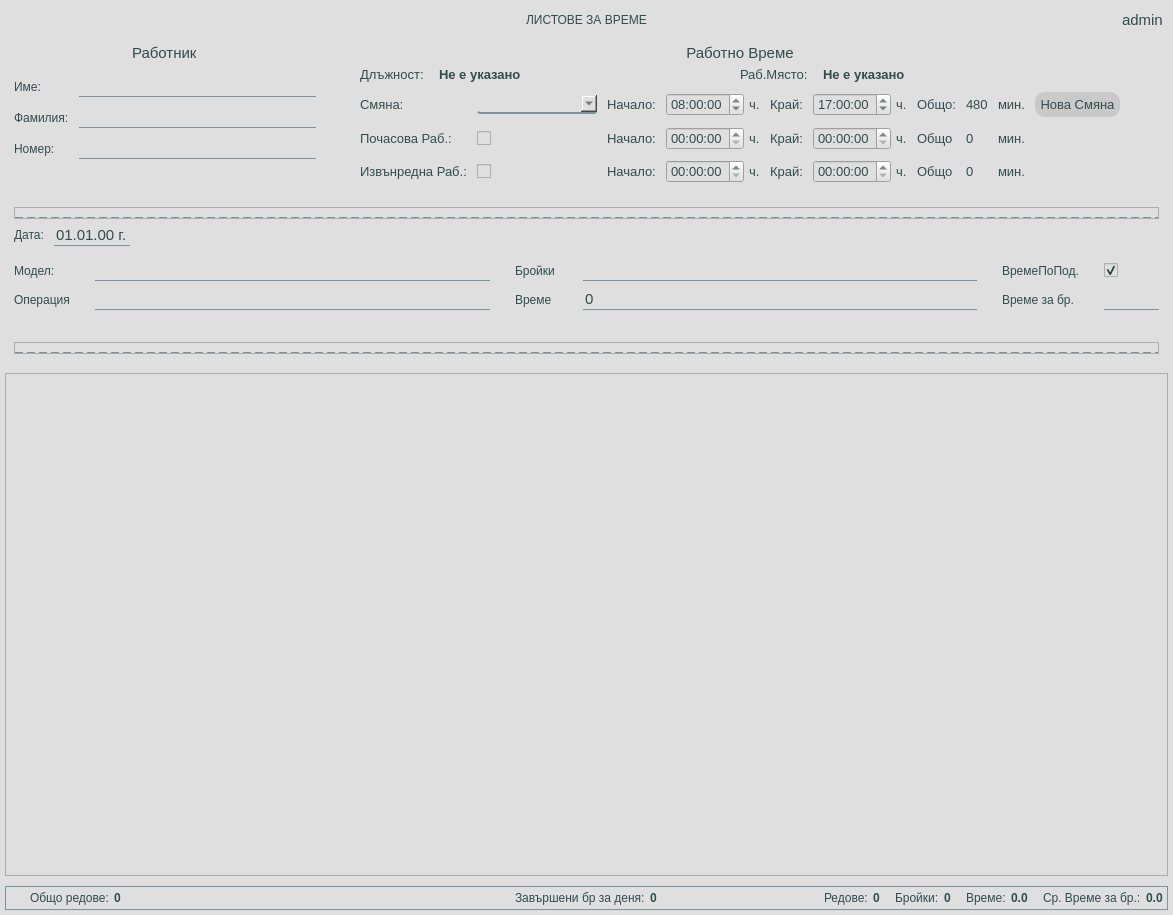
Before: the Qt Designer form app/ui/widgets/customTimePapersWidget.ui in DevilPhp/WorkSalary.v01, drawn with Qt 5.
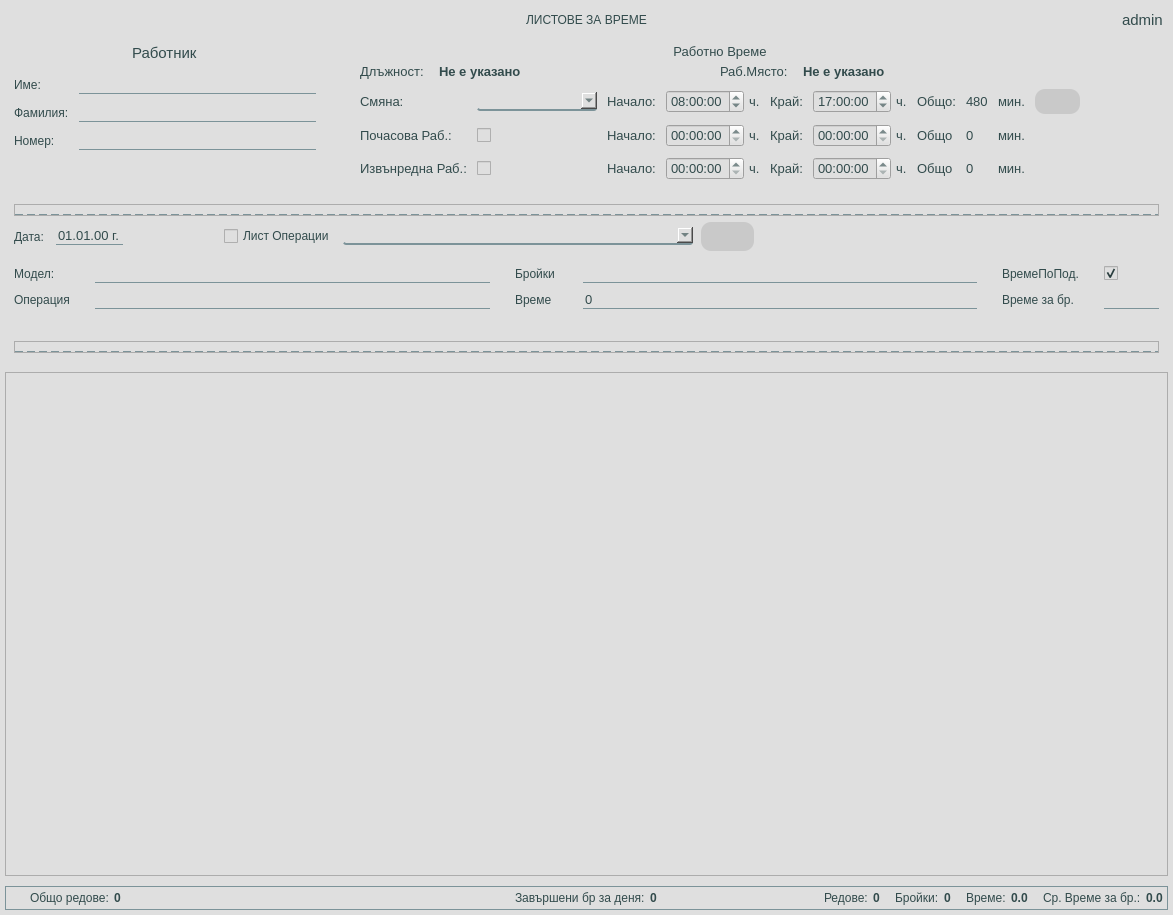
After: the same form once the commit is applied. Icons and pictures are not drawn.

Patch:
```diff
--- a/app/ui/widgets/customTimePapersWidget.ui
+++ b/app/ui/widgets/customTimePapersWidget.ui
@@ -22,7 +22,7 @@
   <property name="styleSheet">
    <string notr="true">*{
 	background-color: #dfdfdf;
-	font: 600 12pt &quot;Segoe UI&quot;;
+	font: 600 11pt &quot;Segoe UI&quot;;
 	color: #324b4c;
 }
 
@@ -54,7 +54,7 @@
 
 QLineEdit, QDateEdit{
 	border: none;
-	font-size: 11pt;
+	font-size: 10pt;
 	border-bottom: 1px solid #7c9399;
 }
 
@@ -99,7 +99,7 @@
 }
 
 #widget_3 * {
-	font-size: 11pt;
+	font-size: 10pt;
 }
 
 QComboBox{
@@ -945,7 +945,17 @@
                     <item row="0" column="9">
                      <widget class="QPushButton" name="addNewShiftBtn">
                       <property name="text">
-                       <string>Нова Смяна</string>
+                       <string/>
+                      </property>
+                      <property name="icon">
+                       <iconset resource="../../../resources.qrc">
+                        <normaloff>:/icons/app/assets/icons/List-Down-Minimalistic--Streamline-Solar-Broken.svg</normaloff>:/icons/app/assets/icons/List-Down-Minimalistic--Streamline-Solar-Broken.svg</iconset>
+                      </property>
+                      <property name="iconSize">
+                       <size>
+                        <width>18</width>
+                        <height>18</height>
+                       </size>
                       </property>
                      </widget>
                     </item>
@@ -1074,7 +1084,28 @@
          </item>
          <item alignment="Qt::AlignLeft">
           <widget class="QWidget" name="widget_5" native="true">
+           <layout class="QHBoxLayout" name="horizontalLayout_29">
+            <property name="spacing">
+             <number>50</number>
+            </property>
+            <property name="leftMargin">
+             <number>0</number>
+            </property>
+            <property name="topMargin">
+             <number>0</number>
+            </property>
+            <property name="rightMargin">
+             <number>0</number>
+            </property>
+            <property name="bottomMargin">
+             <number>0</number>
+            </property>
+            <item>
+             <widget class="QWidget" name="widget_21" native="true">
            <layout class="QHBoxLayout" name="horizontalLayout_15">
+               <property name="spacing">
+                <number>8</number>
+               </property>
             <property name="leftMargin">
              <number>0</number>
             </property>
@@ -1087,7 +1118,7 @@
             <property name="bottomMargin">
              <number>0</number>
             </property>
-            <item alignment="Qt::AlignHCenter|Qt::AlignVCenter">
+               <item>
              <widget class="QLabel" name="label_25">
               <property name="text">
                <string>Дата: </string>
@@ -1115,7 +1146,7 @@
                 <second>0</second>
                 <year>1990</year>
                 <month>9</month>
-                <day>8</day>
+                   <day>6</day>
                </datetime>
               </property>
               <property name="displayFormat">
@@ -1123,7 +1154,7 @@
               </property>
              </widget>
             </item>
-            <item alignment="Qt::AlignHCenter|Qt::AlignVCenter">
+               <item>
              <widget class="QPushButton" name="calendarBtn">
               <property name="focusPolicy">
                <enum>Qt::NoFocus</enum>
@@ -1152,6 +1183,79 @@
           </widget>
          </item>
          <item>
+             <widget class="QWidget" name="operationsGroupsHolder" native="true">
+              <property name="minimumSize">
+               <size>
+                <width>0</width>
+                <height>0</height>
+               </size>
+              </property>
+              <layout class="QHBoxLayout" name="horizontalLayout_30">
+               <property name="spacing">
+                <number>8</number>
+               </property>
+               <property name="leftMargin">
+                <number>0</number>
+               </property>
+               <property name="topMargin">
+                <number>0</number>
+               </property>
+               <property name="rightMargin">
+                <number>0</number>
+               </property>
+               <property name="bottomMargin">
+                <number>0</number>
+               </property>
+               <item>
+                <widget class="QCheckBox" name="operationsGroupsCheckBox">
+                 <property name="focusPolicy">
+                  <enum>Qt::NoFocus</enum>
+                 </property>
+                 <property name="text">
+                  <string>Лист Операции</string>
+                 </property>
+                </widget>
+               </item>
+               <item>
+                <widget class="QComboBox" name="operationsGroupComboBox">
+                 <property name="minimumSize">
+                  <size>
+                   <width>350</width>
+                   <height>0</height>
+                  </size>
+                 </property>
+                 <property name="focusPolicy">
+                  <enum>Qt::ClickFocus</enum>
+                 </property>
+                </widget>
+               </item>
+               <item>
+                <widget class="QPushButton" name="operationsGroupsBtn">
+                 <property name="focusPolicy">
+                  <enum>Qt::NoFocus</enum>
+                 </property>
+                 <property name="text">
+                  <string/>
+                 </property>
+                 <property name="icon">
+                  <iconset resource="../../../resources.qrc">
+                   <normaloff>:/icons/app/assets/icons/List-Down-Minimalistic--Streamline-Solar-Broken.svg</normaloff>:/icons/app/assets/icons/List-Down-Minimalistic--Streamline-Solar-Broken.svg</iconset>
+                 </property>
+                 <property name="iconSize">
+                  <size>
+                   <width>18</width>
+                   <height>18</height>
+                  </size>
+                 </property>
+                </widget>
+               </item>
+              </layout>
+             </widget>
+            </item>
+           </layout>
+          </widget>
+         </item>
+         <item>
           <widget class="QWidget" name="modelAndOperationHolder" native="true">
            <layout class="QVBoxLayout" name="verticalLayout_13">
             <property name="spacing">
@@ -1411,7 +1515,7 @@
         <x>0</x>
         <y>0</y>
         <width>1161</width>
-        <height>472</height>
+        <height>476</height>
        </rect>
       </property>
       <layout class="QVBoxLayout" name="verticalLayout_12">
```
Lines whose indentation alone changed are shown as unchanged.
